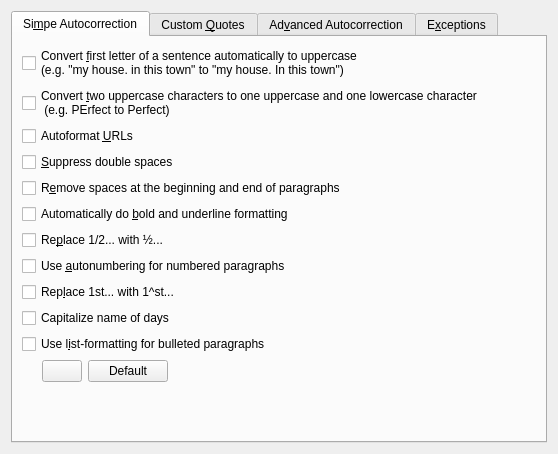
Old version of the form plugins/autocorrection/AutocorrectConfig.ui in the repository KDE/krita.
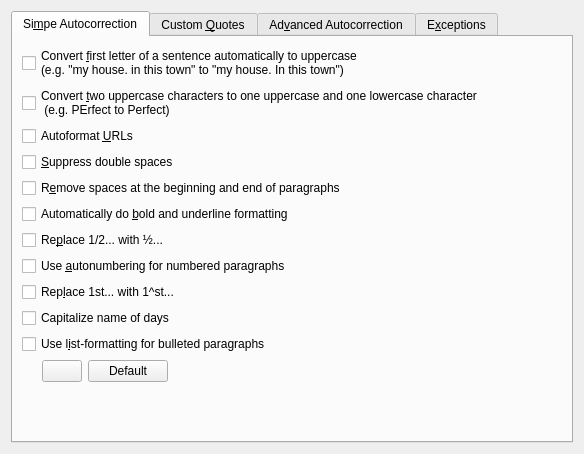
New version of the form. The open tabs and pages were chosen to show the change.

The edit to the form file:
```diff
--- a/plugins/autocorrection/AutocorrectConfig.ui
+++ b/plugins/autocorrection/AutocorrectConfig.ui
@@ -5,7 +5,7 @@
    <rect>
     <x>0</x>
     <y>0</y>
-    <width>558</width>
+    <width>584</width>
     <height>454</height>
    </rect>
   </property>
```
Left out of the diff: 2 changed lines with no effect on the pictures.
